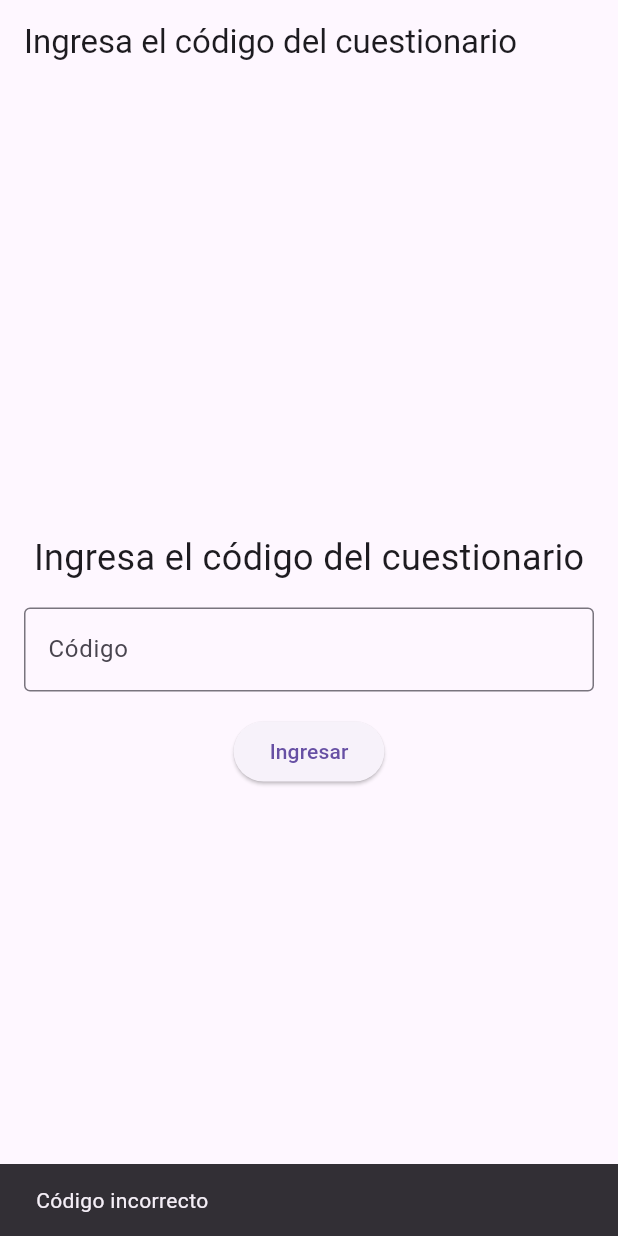
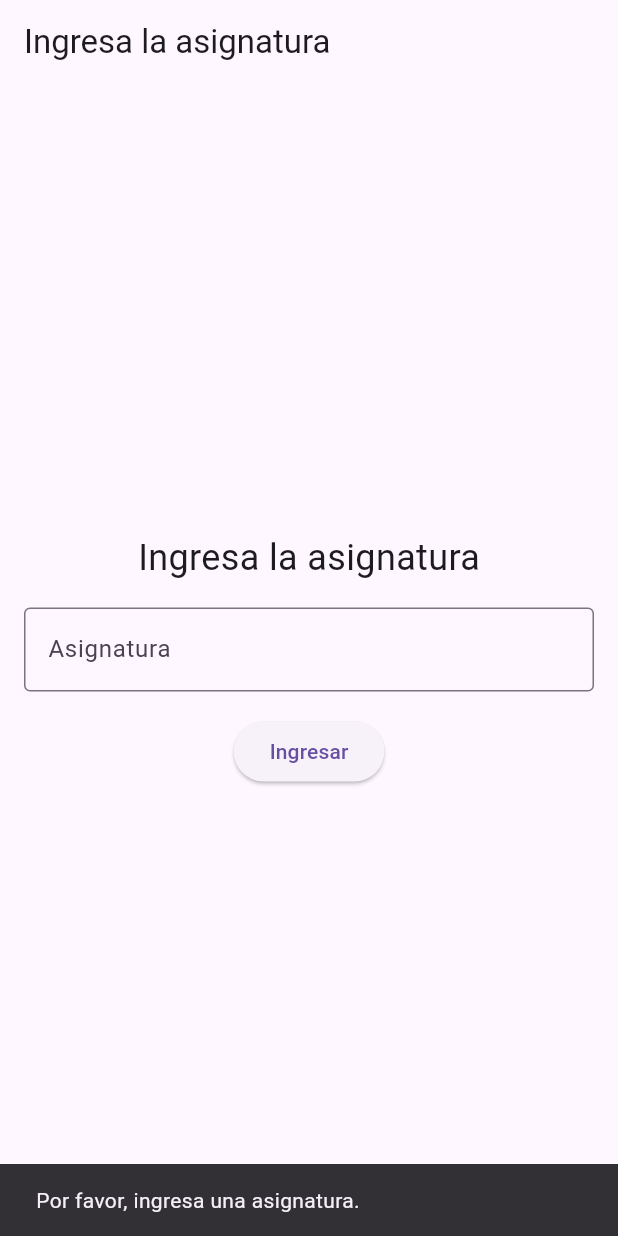
Before and after one commit to diegorover/app_profesores, a Flutter app: the screen it shows after launch, after a tap on "Ingresar", on a phone screen of 412 x 824 dp. Run offline on Flutter 3.47's test engine with Material 3 defaults, Android fonts, the light colour scheme and no system bars; our stand-ins replace cloud_firestore, firebase_core; missing offline and left inert: dart:html; accounts and stored records are empty.

Commit message:
Nuevas funcionalidades

```diff
--- a/lib/inicio.dart
+++ b/lib/inicio.dart
@@ -1,9 +1,8 @@
 import 'package:flutter/material.dart';
-import 'descargar_respuestas_matematicas.dart';
-import 'descargar_respuestas.dart'; // Importa también el widget de DescargarRespuestas para Lengua
+import 'seleccion_profesor.dart';
 
 class Inicio extends StatefulWidget {
-  const Inicio({Key? key}) : super(key: key);
+  const Inicio({super.key});
 
   @override
   State<Inicio> createState() => _InicioState();
@@ -12,24 +11,18 @@ class Inicio extends StatefulWidget {
 class _InicioState extends State<Inicio> {
   final TextEditingController _codeController = TextEditingController();
 
-  void _navigateToHome() {
-    if (_codeController.text == '1') {
-      Navigator.pushReplacement(
+  void _navigateToProfesorSelection() {
+    final asignatura = _codeController.text.trim();
+    if (asignatura.isNotEmpty) {
+      Navigator.push(
         context,
         MaterialPageRoute(
-          builder: (context) => DescargarRespuestas(profesor: 'Juan', trimestre: 1),
-        ),
-      );
-
-      Navigator.pushReplacement(
-        context,
-        MaterialPageRoute(
-          builder: (context) => DescargarRespuestasMatematicas(profesor: 'Ana', trimestre: 1),
+          builder: (context) => SeleccionProfesor(asignatura: asignatura),
         ),
       );
     } else {
       ScaffoldMessenger.of(context).showSnackBar(
-        const SnackBar(content: Text('Código incorrecto')),
+        const SnackBar(content: Text('Por favor, ingresa una asignatura.')),
       );
     }
   }
@@ -38,7 +31,7 @@ class _InicioState extends State<Inicio> {
   Widget build(BuildContext context) {
     return Scaffold(
       appBar: AppBar(
-        title: const Text('Ingresa el código del cuestionario'),
+        title: const Text('Ingresa la asignatura'),
       ),
       body: Padding(
         padding: const EdgeInsets.all(16.0),
@@ -46,7 +39,7 @@ class _InicioState extends State<Inicio> {
           mainAxisAlignment: MainAxisAlignment.center,
           children: [
             const Text(
-              'Ingresa el código del cuestionario',
+              'Ingresa la asignatura',
               style: TextStyle(fontSize: 24),
             ),
             const SizedBox(height: 16),
@@ -54,12 +47,12 @@ class _InicioState extends State<Inicio> {
               controller: _codeController,
               decoration: const InputDecoration(
                 border: OutlineInputBorder(),
-                labelText: 'Código',
+                labelText: 'Asignatura',
               ),
             ),
             const SizedBox(height: 16),
             ElevatedButton(
-              onPressed: _navigateToHome,
+              onPressed: _navigateToProfesorSelection,
               child: const Text('Ingresar'),
             ),
           ],
--- a/lib/main.dart
+++ b/lib/main.dart
@@ -2,6 +2,8 @@ import 'package:flutter/material.dart';
 import 'package:firebase_core/firebase_core.dart';
 import 'firebase_options.dart';
 import 'inicio.dart';
+import 'cuestionario.dart';
+import 'descargar_respuestas.dart';
 
 void main() async {
   WidgetsFlutterBinding.ensureInitialized();
```
Also changed, not shown: lib/descargar_respuestas_matematicas.dart (deleted, +0 -85 lines), lib/firebase_service_matematicas.dart (deleted, +0 -40 lines).
